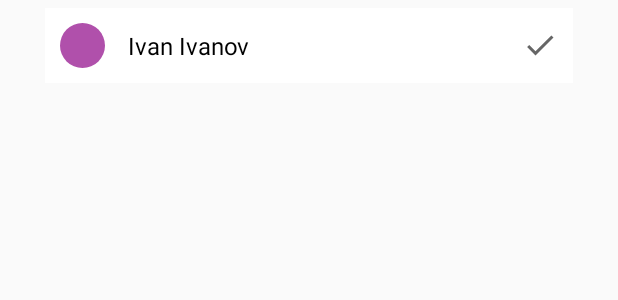
After one commit to Dem-xBitly/Event, an Android app: the layout item_person.xml on its own in the app's theme, with its tools: preview values and no code run, on a phone screen of 412 x 824 dp. The commit adds this screen. Shown: the top 300 px of the screen. Run offline under Robolectric (Android 15) with nearby library versions, the phone set to English and light mode, and no system bars; Roboto replaces fonts that are not available here.

Commit message:
изменение верстки profile, public event, create event activity

```diff
--- /dev/null
+++ b/app/src/main/res/drawable/ic_baseline_check_24.xml
@@ -0,0 +1,10 @@
+<vector xmlns:android="http://schemas.android.com/apk/res/android"
+    android:width="24dp"
+    android:height="24dp"
+    android:viewportWidth="24"
+    android:viewportHeight="24"
+    android:tint="?attr/colorControlNormal">
+  <path
+      android:fillColor="@android:color/white"
+      android:pathData="M9,16.17L4.83,12l-1.42,1.41L9,19 21,7l-1.41,-1.41z"/>
+</vector>
--- a/app/src/main/res/layout/fragment_profile.xml
+++ b/app/src/main/res/layout/fragment_profile.xml
@@ -32,7 +32,7 @@
         <TextView
             android:layout_width="wrap_content"
             android:layout_height="wrap_content"
-            android:text="Ivan Ivanov"
+            tools:text="Ivan Ivanov"
             android:id="@+id/profile_name"
             android:layout_below="@+id/profile_image"
             android:layout_centerHorizontal="true"
--- /dev/null
+++ b/app/src/main/res/layout/item_person.xml
@@ -0,0 +1,38 @@
+<?xml version="1.0" encoding="utf-8"?>
+<RelativeLayout
+    xmlns:android="http://schemas.android.com/apk/res/android"
+    android:layout_width="match_parent"
+    android:layout_height="wrap_content"
+    xmlns:tools="http://schemas.android.com/tools"
+    android:layout_marginStart="30dp"
+    android:layout_marginEnd="30dp"
+    android:background="@color/white"
+    android:layout_marginBottom="10dp"
+    android:layout_marginTop="5dp">
+    <ImageView
+        android:id="@+id/profile_image"
+        android:layout_width="30dp"
+        android:layout_height="30dp"
+        android:layout_margin="10dp"
+        android:background="@drawable/profile_image_shape" />
+
+    <TextView
+        android:id="@+id/username"
+        android:layout_width="wrap_content"
+        android:layout_height="wrap_content"
+        android:layout_centerVertical="true"
+        android:layout_marginStart="5dp"
+        android:layout_marginEnd="65dp"
+        android:layout_toEndOf="@+id/profile_image"
+        android:textSize="16sp"
+        tools:text="Ivan Ivanov" />
+    <ImageView
+        android:layout_width="wrap_content"
+        android:layout_height="wrap_content"
+        android:layout_alignParentEnd="true"
+        android:layout_marginEnd="10dp"
+        android:visibility="invisible"
+        tools:visibility="visible"
+        android:layout_centerVertical="true"
+        android:src="@drawable/ic_baseline_check_24" />
+</RelativeLayout>
```
Also changed, not shown: app/src/main/res/drawable/ic_baseline_more_vert_24.xml (added, +10 -0 lines), app/src/main/res/drawable/ic_comment.xml (added, +9 -0 lines), app/src/main/res/drawable/ic_like.xml (added, +9 -0 lines), app/src/main/res/drawable/ic_share.xml (added, +9 -0 lines), app/src/main/res/layout/item_review.xml (+79 -4 lines).
